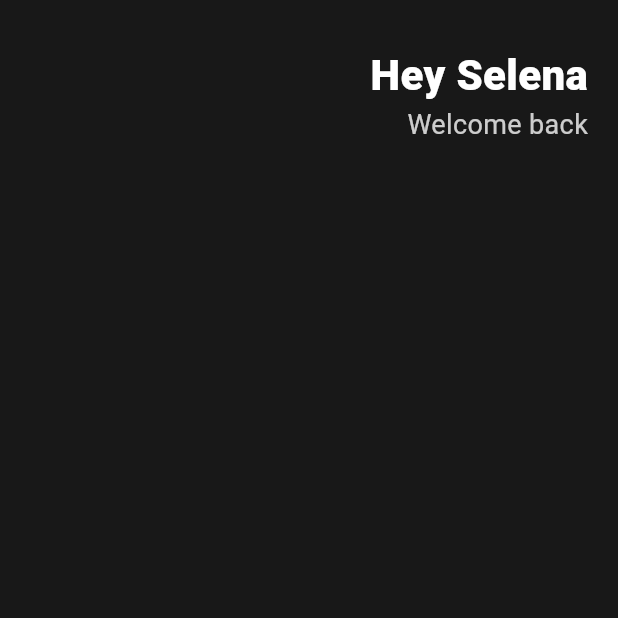
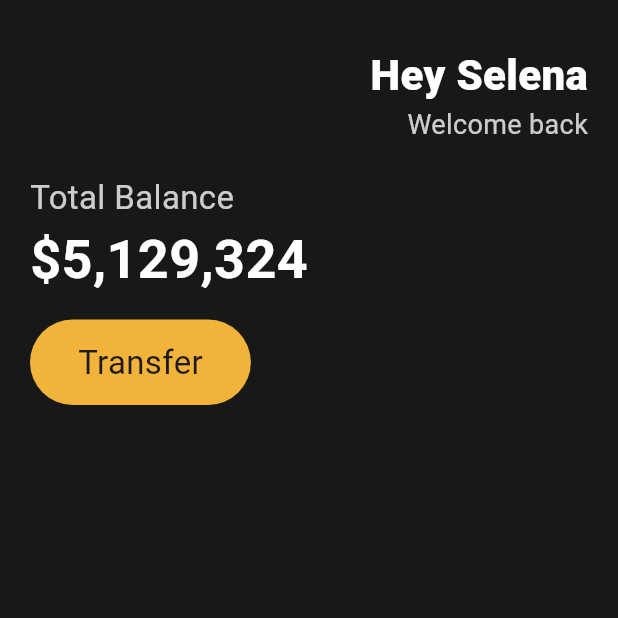
Before and after one commit to ryuunderground/flutter_first, a Flutter app: the screen it shows after launch, on a phone screen of 412 x 824 dp, the top half of it. Run offline on Flutter 3.47's test engine with Material 3 defaults, Android fonts, the phone set to English and light mode, and no system bars.

Commit message:
btn & VSC setting

```diff
--- a/lib/main.dart
+++ b/lib/main.dart
@@ -17,6 +17,8 @@ void main() {
 }
 
 class App extends StatelessWidget {
+  const App({super.key});
+
   @override
   Widget build(BuildContext context) {
     return MaterialApp(
@@ -25,6 +27,7 @@ class App extends StatelessWidget {
           body: Padding(
             padding: EdgeInsets.symmetric(horizontal: 20, vertical: 10),
             child: Column(
+              crossAxisAlignment: CrossAxisAlignment.start,
               children: [
                 SizedBox(
                   height: 20,
@@ -52,6 +55,47 @@ class App extends StatelessWidget {
                     ),
                   ],
                 ),
+                SizedBox(
+                  height: 20,
+                ),
+                Text(
+                  "Total Balance",
+                  style: TextStyle(
+                    color: Colors.white.withAlpha(200),
+                    fontSize: 22,
+                  ),
+                ),
+                Text(
+                  "\$5,129,324",
+                  style: TextStyle(
+                      color: Colors.white,
+                      fontSize: 36,
+                      fontWeight: FontWeight.w600),
+                ),
+                SizedBox(
+                  height: 15,
+                ),
+                Row(
+                  children: [
+                    Container(
+                      decoration: BoxDecoration(
+                          color: Color(0xFFF2B33A),
+                          borderRadius: BorderRadius.circular(30)),
+                      child: Padding(
+                        padding: EdgeInsets.symmetric(
+                          horizontal: 32,
+                          vertical: 13,
+                        ),
+                        child: Text(
+                          "Transfer",
+                          style: TextStyle(
+                            fontSize: 22,
+                          ),
+                        ),
+                      ),
+                    )
+                  ],
+                )
               ],
             ),
           )),
```
